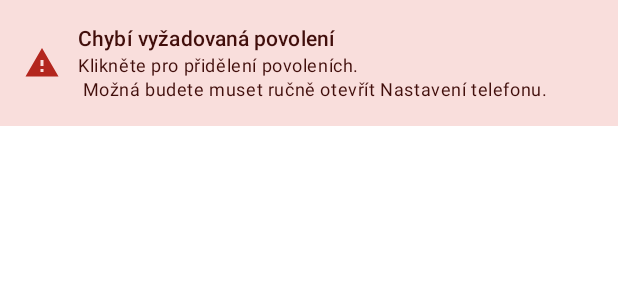
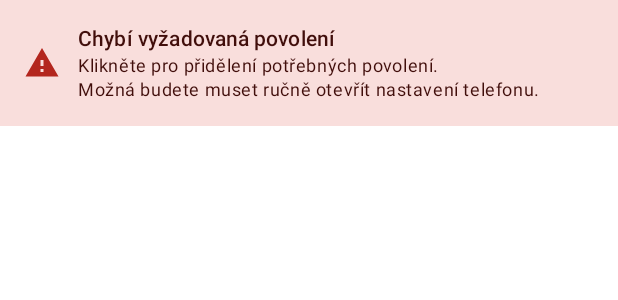
Before and after one commit to daliborpovolny/ShiftWatcher, an Android app built with Jetpack Compose: the @Preview function PreviewBanner, on a phone screen of 412 x 824 dp. Shown: the top 300 px of the screen. Run offline under Robolectric (Android 15) with nearby library versions, the light colour scheme and no system bars.

Commit message:
fix small ui issues

```diff
--- a/app/src/main/java/com/daliborpovolny/shiftwatcher/PermissionBanner.kt
+++ b/app/src/main/java/com/daliborpovolny/shiftwatcher/PermissionBanner.kt
@@ -38,7 +38,7 @@ fun PermissionBanner(onGrantClick: () -> Unit) {
                         color = MaterialTheme.colorScheme.onErrorContainer
                     )
                     Text(
-                        text = "Klikněte pro přidělení povoleních.\n Možná budete muset ručně otevřít Nastavení telefonu.",
+                        text = "Klikněte pro přidělení potřebných povolení.\nMožná budete muset ručně otevřít nastavení telefonu.",
                         style = MaterialTheme.typography.bodySmall,
                         color = MaterialTheme.colorScheme.onErrorContainer
                     )
```
Also changed, not shown: app/src/main/java/com/daliborpovolny/shiftwatcher/MainScreen.kt (+4 -4 lines).
